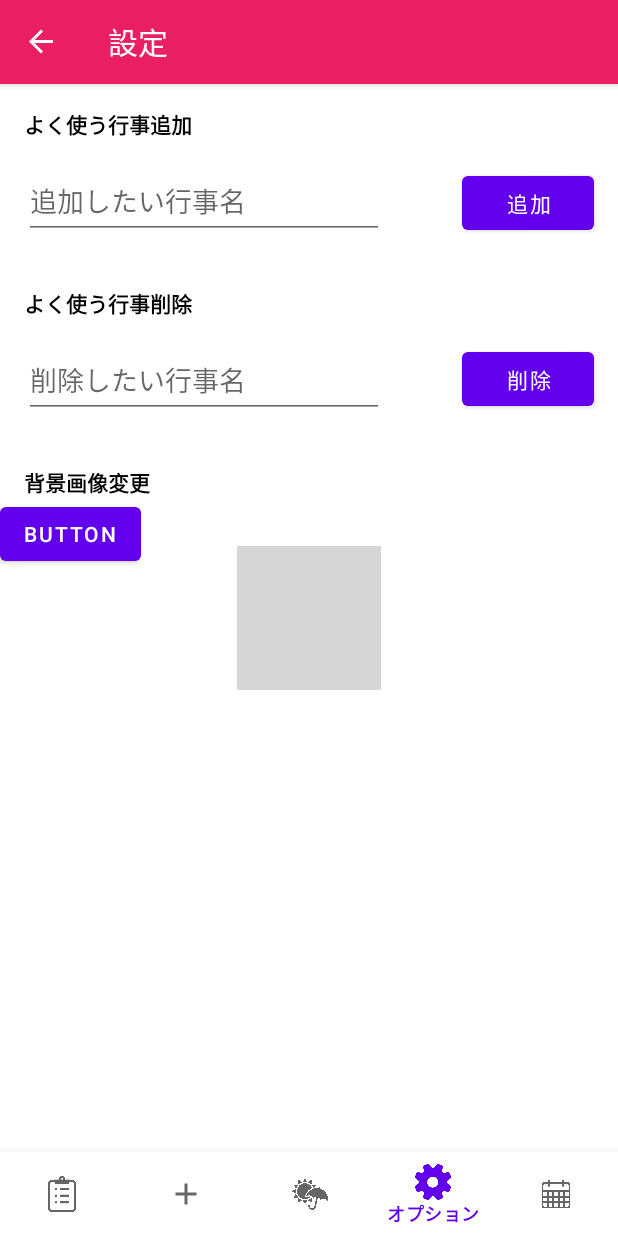
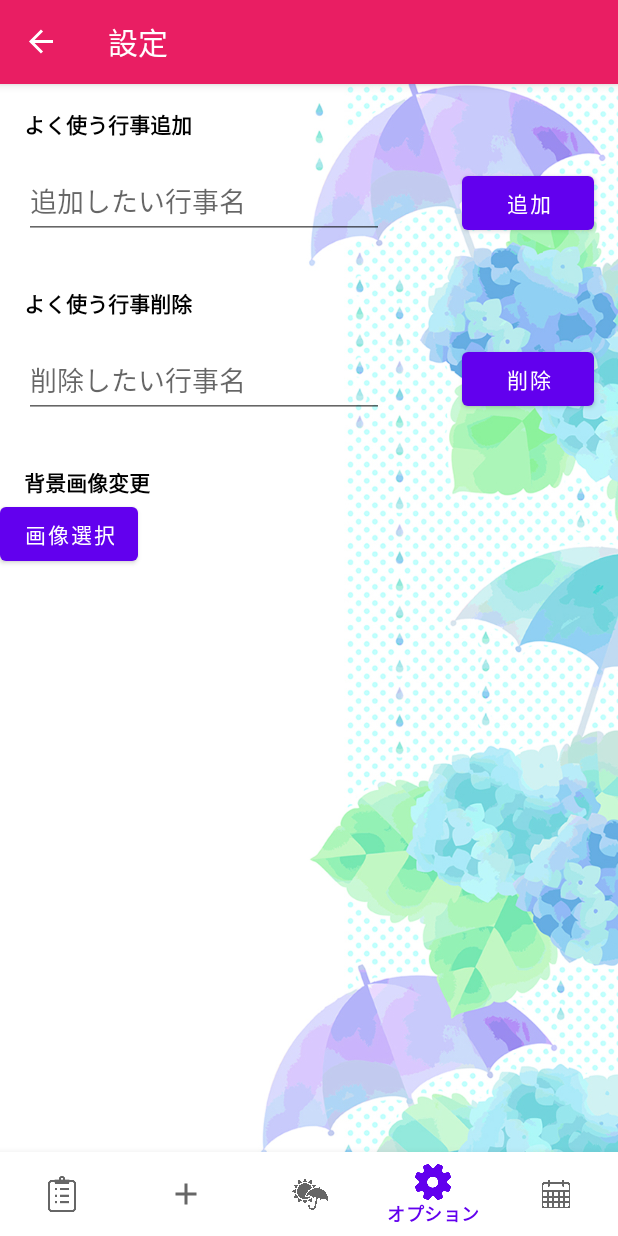
Before and after one commit to sotukenn4/sotu, an Android app: the Custum screen opened through its navigation route, on a phone screen of 412 x 824 dp. Run offline under Robolectric (Android 15) with nearby library versions, the phone set to English and light mode, and no system bars; our stand-ins replace navigation-ui; libraries missing offline, so code that uses them is left out: io.realm, io.realm.kotlin; 5 statements that could not run were skipped; grey boxes are pictures that could not be loaded.

Commit message:
更新は常にやること

```diff
--- a/app/src/main/java/com/example/myapplication/Custum.kt
+++ b/app/src/main/java/com/example/myapplication/Custum.kt
@@ -1,6 +1,5 @@
 package com.example.myapplication
 
-import android.R.attr.button
 import android.content.Context
 import android.content.Intent
 import android.content.SharedPreferences
@@ -13,17 +12,6 @@ import androidx.fragment.app.Fragment
 import com.example.myapplication.databinding.FragmentCustumBinding
 import com.google.android.material.snackbar.Snackbar
 
-
-// TODO: Rename parameter arguments, choose names that match
-// the fragment initialization parameters, e.g. ARG_ITEM_NUMBER
-private const val ARG_PARAM1 = "param1"
-private const val ARG_PARAM2 = "param2"
-
-/**
- * A simple [Fragment] subclass.
- * Use the [Custum.newInstance] factory method to
- * create an instance of this fragment.
- */
 
 //オプション画面のプログラム
 class Custum : Fragment() {
@@ -39,14 +27,12 @@ class Custum : Fragment() {
         "病院",
         "学校"
     )
-
+    val EXTRA_DATA = "com.example.myapplication"
+    val mThumbIds = intArrayOf( com.example.myapplication.R.drawable.hanabi,com.example.myapplication.R.drawable.asuka)
     override fun onCreate(savedInstanceState: Bundle?) {
         super.onCreate(savedInstanceState)
 
     }
-
-
-
     //保存してあるデータの取り出しメソッド
     private fun getArray(PrefKey: String): Array<String> {
         val prefs2: SharedPreferences =  requireActivity().getSharedPreferences("Array", Context.MODE_PRIVATE)
@@ -74,17 +60,17 @@ class Custum : Fragment() {
     override fun onCreateView(inflater: LayoutInflater, container: ViewGroup?,
                               savedInstanceState: Bundle?): View? {
         _binding= FragmentCustumBinding.inflate(inflater,container,false)
+    /*
     binding.button2.setOnClickListener(View.OnClickListener {
         val intent = Intent(context, SampleActivity::class.java)
+        intent.putExtra("EXTRA_DATA",100);
         startActivity(intent)
     })
+*/
         return binding.root
     }
-
-
     override fun onViewCreated(view: View, savedInstanceState: Bundle?) {
         super.onViewCreated(view, savedInstanceState)
-
         //保存データを取り出し、valuesに格納
         var values = getArray("StringItem")
         //予備の配列。0番目に空白
@@ -102,13 +88,17 @@ class Custum : Fragment() {
                     if (values[i].equals(binding.spinnertext.text.toString())) {
                         //重複しているためcheckを1にする
                         check = 1
+                        //画面下に黒いラベル表示
+                        Snackbar.make(view, "すでに入力された行事はあります", Snackbar.LENGTH_SHORT)
+                            .setActionTextColor(Color.YELLOW)
+                            .show()
                     } else {
                         //特に処理はない
                     }
                 }
                 //重複があったとき、警告を表示する
                 if (check == 1) {
-                    val dialog = ConfirmDialog("既に入力された項目はありますが追加しますか？",
+                    /*val dialog = ConfirmDialog("既に入力された項目はありますが追加しますか？",
                             "はい", {
                         //はいが押されたときのメソッド
                         values += binding.spinnertext.text.toString()
@@ -127,6 +117,7 @@ class Custum : Fragment() {
                     )
                     //ダイアログ表示
                     dialog.show(parentFragmentManager, "save_dialog")
+                     */
                 //重複がないとき
                 } else {
                     //重複がなかったときはそのままデータを追加する
@@ -142,8 +133,6 @@ class Custum : Fragment() {
                 }
             }
         }
-
-
         //削除ボタンが押された時の処理
         binding.spinnerdelete.setOnClickListener {
             //削除するのが、空白で何も書かれていない場合は処理しない
@@ -176,8 +165,4 @@ class Custum : Fragment() {
 
 
     }
-
-
-
-
 }
--- a/app/src/main/java/com/example/myapplication/FirstFragment.kt
+++ b/app/src/main/java/com/example/myapplication/FirstFragment.kt
@@ -26,7 +26,6 @@ class FirstFragment : Fragment() ,View.OnCreateContextMenuListener {
     private var _binding: FragmentFirstBinding?=null
     private  val binding get()=_binding!!
     private  lateinit var realm: Realm
-    private  val args: FirstFragmentArgs by navArgs()
     //配列
     val strList = arrayOf("更新","削除","キャンセル")
     override fun onCreate(savedInstanceState: Bundle?) {
@@ -44,6 +43,7 @@ class FirstFragment : Fragment() ,View.OnCreateContextMenuListener {
         super.onViewCreated(view, savedInstanceState)
         //ここから4行でリストにデータをセットして表示する
         binding.list.layoutManager= LinearLayoutManager(context)
+        //ralm、adapterの設定
         val schedules=realm.where<Schedule>().findAll()
         val adapter=ScheduleAdapter(schedules)
         binding.list.adapter=adapter
--- a/app/src/main/java/com/example/myapplication/ListDialogFragment.kt
+++ b/app/src/main/java/com/example/myapplication/ListDialogFragment.kt
@@ -13,8 +13,6 @@ import java.lang.IllegalStateException
 
 
 class ListDialogFragment: DialogFragment() {
-    //配列定義。これいらんと思うけど残しておくわ。エラーでるの怖いしｗｗ。消して何もエラーでなかったら誰か消しておいて。俺やるのだるいでｗ
-    val strList = arrayOf("更新","削除","キャンセル")
     override fun onCreateDialog(savedInstanceState: Bundle?): Dialog {
         val dialog=activity?.let {
             val builder = AlertDialog.Builder(it)
--- a/app/src/main/java/com/example/myapplication/MainActivity.kt
+++ b/app/src/main/java/com/example/myapplication/MainActivity.kt
@@ -1,29 +1,29 @@
 package com.example.myapplication
 
+import android.content.Intent
+import android.graphics.Bitmap
+import android.nfc.NfcAdapter.EXTRA_DATA
 import android.os.Bundle
-import android.view.inputmethod.InputMethodManager
-import android.widget.*
+import android.view.View
 import androidx.appcompat.app.AppCompatActivity
-import androidx.constraintlayout.widget.ConstraintLayout
 import androidx.navigation.findNavController
 import androidx.navigation.ui.NavigationUI
 import androidx.navigation.ui.setupActionBarWithNavController
 import com.example.myapplication.databinding.ActivityMainBinding
+import com.example.myapplication.databinding.FragmentCustumBinding
 import com.google.android.material.bottomnavigation.BottomNavigationView
-import kotlinx.android.synthetic.main.activity_main.*
-import kotlinx.android.synthetic.main.fragment_first.*
 
 
 class MainActivity : AppCompatActivity() {
     private lateinit var binding: ActivityMainBinding
+    private lateinit var binding2: FragmentCustumBinding
 
-    private lateinit var viewModel: ConstraintLayout
-    private var inputMethodManager: InputMethodManager? = null
 
-    private var _list: MutableList<MutableMap<String,String>> =mutableListOf()
+
     override fun onCreate(savedInstanceState: Bundle?) {
         super.onCreate(savedInstanceState)
         binding= ActivityMainBinding.inflate(layoutInflater)
+
         setContentView(binding.root)
         setSupportActionBar(findViewById(R.id.toolbar))
         //ナビゲーションを使えるようにする
@@ -34,6 +34,11 @@ class MainActivity : AppCompatActivity() {
 
     }
     override fun onSupportNavigateUp()=findNavController(R.id.nav_host_fragment).navigateUp()
-
+    override fun onActivityResult(requestCode: Int, resultCode: Int, data: Intent?) {
+        super.onActivityResult(requestCode, resultCode, intent);
+        val res: Int = intent.getIntExtra("EXTRA_DATA",0)
+        binding.textView3.text=res.toString()
+        binding.imageView.setImageResource(R.drawable.hanabi)
+    }
 
 }
--- a/app/src/main/java/com/example/myapplication/SecondFragment.kt
+++ b/app/src/main/java/com/example/myapplication/SecondFragment.kt
@@ -23,8 +23,6 @@ class SecondFragment : Fragment() {
     private  var _binding: FragmentSecondBinding?=null
     private  val binding get()=_binding!!
     private lateinit var realm: Realm
-    //配列。たぶんこれいらん
-    val strList = arrayOf("更新","削除","キャンセル")
     override fun onCreate(savedInstanceState: Bundle?) {
         super.onCreate(savedInstanceState)
         realm= Realm.getDefaultInstance()
--- a/app/src/main/java/com/example/myapplication/TestAdapter.kt
+++ /dev/null
@@ -1,5 +0,0 @@
-package com.example.myapplication
-
-
-class TestAdapter {
-}
--- a/app/src/main/java/com/example/myapplication/tamesi.kt
+++ b/app/src/main/java/com/example/myapplication/tamesi.kt
@@ -102,7 +102,7 @@ class tamesi : Fragment() {
                     stream.close()
                 }
                 catch (ex: SocketTimeoutException){
-                    Log.w(tenki.DEBUG_TAG, "通信タイムアウト", ex)
+                    //Log.w(tenki.DEBUG_TAG, "通信タイムアウト", ex)
                 }
                 it.disconnect()
             }
@@ -147,7 +147,7 @@ class tamesi : Fragment() {
             val item=_list.get(position)
             val q =item.get("q")
             q?.let {
-                val urlFull="${tenki.WEATHERINFO_URL}&q=$q&appid=${tenki.APP_ID}"
+                val urlFull="${WEATHERINFO_URL}&q=$q&appid=${APP_ID}"
                 receiveWeatherInfo(urlFull)
             }
         }
--- a/app/src/main/res/layout/activity_main.xml
+++ b/app/src/main/res/layout/activity_main.xml
@@ -9,15 +9,15 @@
 
     <ImageView
         android:id="@+id/imageView"
-        android:layout_width="wrap_content"
-        android:layout_height="wrap_content"
+        android:layout_width="0dp"
+        android:layout_height="0dp"
         android:alpha="0.25"
         android:scaleType="centerCrop"
         app:layout_constraintBottom_toBottomOf="parent"
         app:layout_constraintEnd_toEndOf="parent"
         app:layout_constraintStart_toStartOf="parent"
         app:layout_constraintTop_toTopOf="parent"
-        app:srcCompat="@drawable/hanabi" />
+        tools:srcCompat="@drawable/hanabi" />
 
     <com.google.android.material.bottomnavigation.BottomNavigationView
         android:id="@+id/bottom_nav"
--- a/app/src/main/res/layout/fragment_custum.xml
+++ b/app/src/main/res/layout/fragment_custum.xml
@@ -6,6 +6,19 @@
     android:layout_width="match_parent"
     android:layout_height="match_parent"
     tools:context=".Custum">
+
+    <ImageView
+        android:id="@+id/imageView2"
+        android:layout_width="wrap_content"
+        android:layout_height="wrap_content"
+        android:layout_marginStart="141dp"
+        android:layout_marginEnd="141dp"
+        android:scaleType="centerCrop"
+        android:src="@drawable/azisai"
+        app:layout_constraintBottom_toBottomOf="parent"
+        app:layout_constraintEnd_toEndOf="parent"
+        app:layout_constraintStart_toStartOf="parent"
+        app:layout_constraintTop_toTopOf="parent" />
 
     <TextView
         android:id="@+id/spinnerOption2"
@@ -93,7 +106,7 @@
         android:id="@+id/button2"
         android:layout_width="wrap_content"
         android:layout_height="wrap_content"
-        android:text="Button"
+        android:text="画像選択"
         app:layout_constraintStart_toStartOf="parent"
         app:layout_constraintTop_toBottomOf="@+id/spinnerOption3" />
 
--- a/app/src/main/res/values/strings.xml
+++ b/app/src/main/res/values/strings.xml
@@ -35,5 +35,5 @@
     <string name="tenki">天気確認</string>
     <string name="spinnerad">祭り、入学式、成人式</string>
     <string name="title">タイトル</string>>
-
+    <string name="description">pictures</string>
 </resources>
```
Also changed, not shown: app/src/main/java/com/example/myapplication/ImageAdapter.java (+66 -29 lines), app/src/main/java/com/example/myapplication/SampleActivity.kt (+61 -28 lines), app/src/main/res/layout/activity_sample.xml (+11 -15 lines), app/src/main/res/layout/list_items.xml (added, +41 -0 lines), app/src/main/res/drawable-v24/asuka.png (added), 1 other file.
